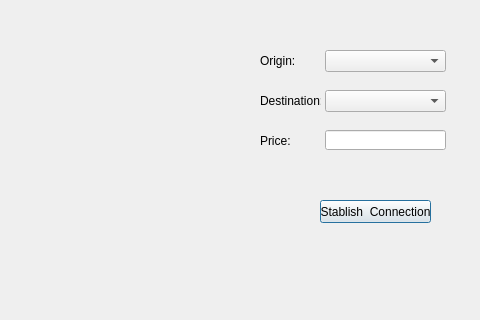
Old version of the form admindialog.ui in the repository jcespinoza/JCAirlines; both pictures show x 720 to 1200 and y 0 to 320 of the 1200 by 680 pixel window.
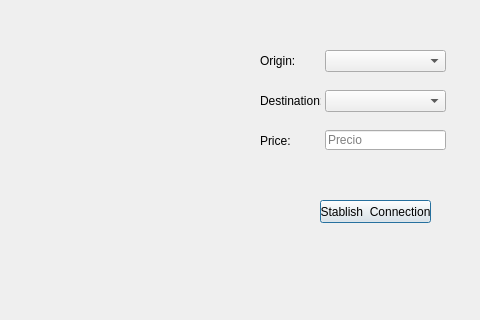
New version of the form.

```diff
--- a/admindialog.ui
+++ b/admindialog.ui
@@ -60,11 +60,17 @@
     </rect>
    </property>
    <property name="inputMask">
-    <string>NNNN</string>
+    <string/>
    </property>
    <property name="text">
     <string/>
    </property>
+   <property name="maxLength">
+    <number>327</number>
+   </property>
+   <property name="placeholderText">
+    <string>Precio</string>
+   </property>
   </widget>
   <widget class="QLabel" name="label_2">
    <property name="geometry">
```
